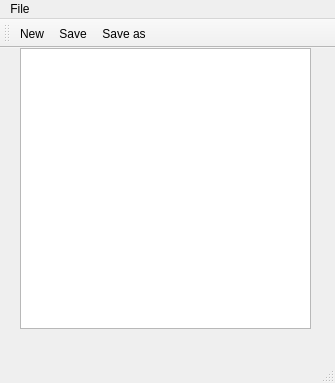
Old version of the form notes.ui in the repository pvrtykv/TextEditor.
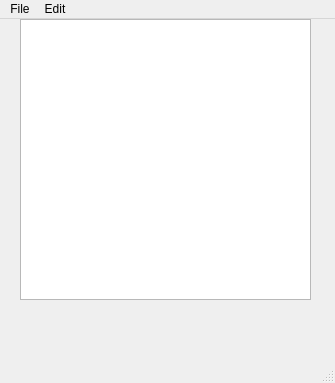
New version of the form. Icons and pictures are not drawn.

Diff of the .ui file:
```diff
--- a/notes.ui
+++ b/notes.ui
@@ -26,20 +26,6 @@
    </widget>
   </widget>
   <widget class="QStatusBar" name="statusbar"/>
-  <widget class="QToolBar" name="toolBar">
-   <property name="windowTitle">
-    <string>toolBar</string>
-   </property>
-   <attribute name="toolBarArea">
-    <enum>TopToolBarArea</enum>
-   </attribute>
-   <attribute name="toolBarBreak">
-    <bool>false</bool>
-   </attribute>
-   <addaction name="actionNew"/>
-   <addaction name="actionSave"/>
-   <addaction name="actionSave_as"/>
-  </widget>
   <widget class="QMenuBar" name="menuBar">
    <property name="geometry">
     <rect>
@@ -55,9 +41,18 @@
     </property>
     <addaction name="actionSave"/>
     <addaction name="actionSave_as"/>
-    <addaction name="actionOpen"/>
+   </widget>
+   <widget class="QMenu" name="menuEdit">
+    <property name="title">
+     <string>Edit</string>
+    </property>
+    <addaction name="actionCopy"/>
+    <addaction name="actionPaste"/>
+    <addaction name="actionUndo"/>
+    <addaction name="actionRedo"/>
    </widget>
    <addaction name="menuFile"/>
+   <addaction name="menuEdit"/>
   </widget>
   <action name="actionSave">
    <property name="icon">
```
Left out of the diff: 27 changed lines with no effect on the pictures.
